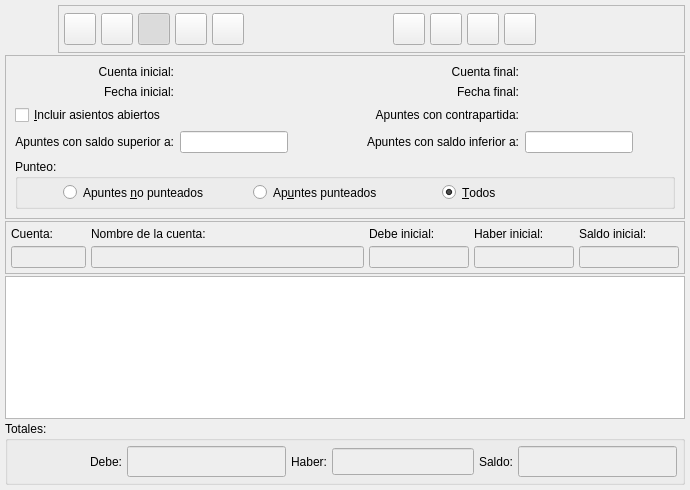
This is bulmages/bulmacont/src/contabilidad/extractobase.ui in eboladev/Bulmages-1 as Qt 5 draws it before an edit. The edited form follows.
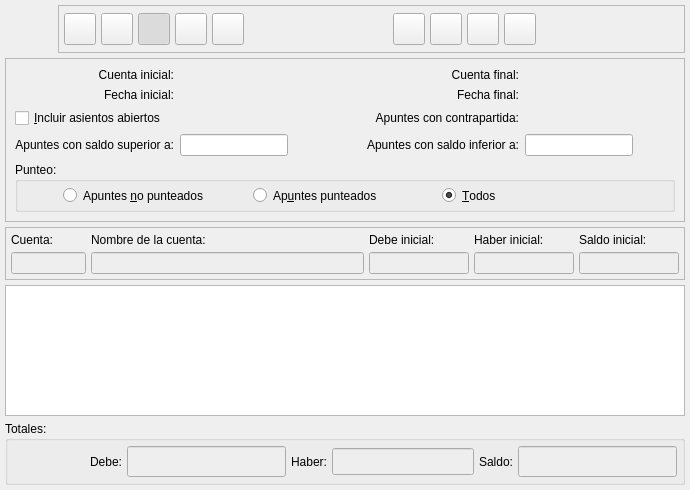
This is the edited form. Icons and pictures are not drawn. Custom widgets are drawn as their Qt base class.

Patch:
```diff
--- a/bulmages/bulmacont/src/contabilidad/extractobase.ui
+++ b/bulmages/bulmacont/src/contabilidad/extractobase.ui
@@ -20,7 +20,7 @@
     <number>5</number>
    </property>
    <property name="spacing" >
-    <number>2</number>
+    <number>5</number>
    </property>
    <item row="1" column="0" >
     <widget class="QFrame" name="frame" >
```
Left out of the diff: 40 changed lines with no effect on the pictures.
